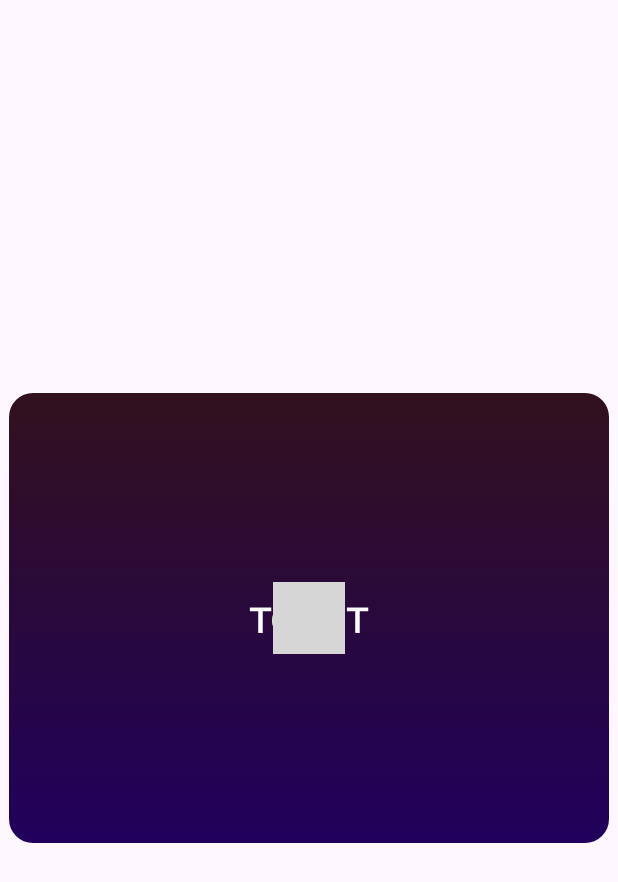
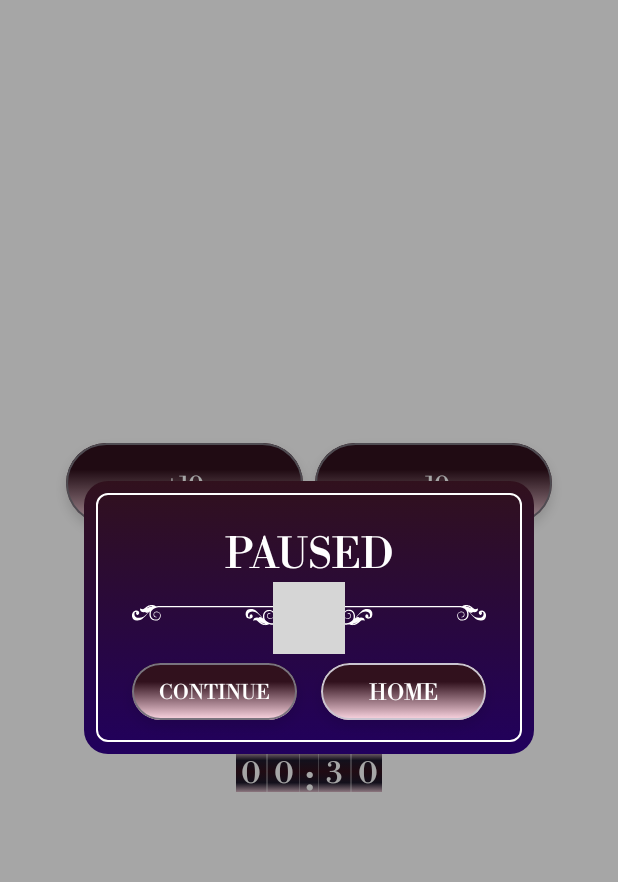
Before and after one commit to bogdan801/RomanConverter, an Android app built with Jetpack Compose: the composable QuizScreen shown on its own in the app's theme, after a tap on "+10", on a phone screen of 412 x 824 dp. Shown: the top 882 px of the screen. Run offline under Robolectric (Android 15) with nearby library versions, the phone set to English and light mode, and no system bars; our stand-ins replace Dagger/Hilt's generated code; libraries missing offline, so code that uses them is left out: com.bogdan801.util_library; 5 statements that could not run were skipped; grey boxes are pictures that could not be loaded.

Commit message:
Finished PauseDialogBox. Refactored blur background feature

```diff
--- a/app/src/main/java/com/bogdan801/romanconverter/presentation/components/Buttons.kt
+++ b/app/src/main/java/com/bogdan801/romanconverter/presentation/components/Buttons.kt
@@ -43,6 +43,7 @@ import androidx.compose.ui.text.TextStyle
 import androidx.compose.ui.text.style.TextAlign
 import androidx.compose.ui.unit.Dp
 import androidx.compose.ui.unit.DpSize
+import androidx.compose.ui.unit.TextUnit
 import androidx.compose.ui.unit.dp
 import androidx.compose.ui.unit.sp
 import com.bogdan801.romanconverter.presentation.theme.actionButtonGradientBrush
@@ -210,38 +211,57 @@ fun ActionButton(
     size: DpSize = DpSize(158.dp, 54.dp),
     label: String = "",
     textStyle: TextStyle = MaterialTheme.typography.bodyLarge,
+    useAutoSizeLabel: Boolean = true,
+    maxTextSize: TextUnit = textStyle.fontSize,
+    minTextSize: TextUnit = 12.sp,
+    borderColor: Color = MaterialTheme.colorScheme.outline,
+    shadowColor: Color = Color.Black.copy(alpha = 0.15f),
+    shadowBlurRadius: Dp = 6.dp,
+    shadowYOffset: Dp = 4.dp,
     onClick: () -> Unit = {}
 ) {
     Surface(
         modifier = modifier
             .size(size)
             .shadowCustom(
-                color = Color.Black.copy(alpha = 0.15f),
-                blurRadius = 6.dp,
+                color = shadowColor,
+                blurRadius = shadowBlurRadius,
                 shapeRadius = 40.dp,
-                offsetY = 4.dp
+                offsetY = shadowYOffset
             )
             .clip(RoundedCornerShape(40.dp))
             .background(brush = actionButtonGradientBrush())
             .clickable(onClick = onClick),
         shape = RoundedCornerShape(40.dp),
-        border = BorderStroke(1.dp, MaterialTheme.colorScheme.outline),
+        border = BorderStroke(1.dp, borderColor),
         color = Color.Transparent
     ) {
         Box(
             modifier = Modifier.fillMaxSize(),
             contentAlignment = Alignment.Center
         ){
+            if(useAutoSizeLabel){
                 AutoSizeText(
                     modifier = Modifier
                         .offset(y = 1.dp)
                         .padding(horizontal = 18.dp),
                     text = label,
-                maxTextSize = 16.sp,
-                minTextSize = 12.sp,
+                    maxTextSize = maxTextSize,
+                    minTextSize = minTextSize,
+                    style = textStyle,
+                    color = MaterialTheme.colorScheme.onTertiary
+                )
+            }
+            else {
+                Text(
+                    modifier = Modifier
+                        .offset(y = 1.dp)
+                        .padding(horizontal = 18.dp),
+                    text = label,
                     style = textStyle,
                     color = MaterialTheme.colorScheme.onTertiary
                 )
             }
         }
     }
+}
--- a/app/src/main/java/com/bogdan801/romanconverter/presentation/components/DialogBox.kt
+++ b/app/src/main/java/com/bogdan801/romanconverter/presentation/components/DialogBox.kt
@@ -1,18 +1,37 @@
 package com.bogdan801.romanconverter.presentation.components
 
+import androidx.compose.foundation.BorderStroke
 import androidx.compose.foundation.background
 import androidx.compose.foundation.layout.Box
-import androidx.compose.foundation.layout.BoxScope
+import androidx.compose.foundation.layout.Column
+import androidx.compose.foundation.layout.ColumnScope
+import androidx.compose.foundation.layout.Row
+import androidx.compose.foundation.layout.Spacer
+import androidx.compose.foundation.layout.fillMaxSize
+import androidx.compose.foundation.layout.height
+import androidx.compose.foundation.layout.padding
+import androidx.compose.foundation.layout.size
+import androidx.compose.foundation.layout.width
 import androidx.compose.foundation.shape.RoundedCornerShape
+import androidx.compose.material3.Icon
+import androidx.compose.material3.MaterialTheme
+import androidx.compose.material3.Surface
+import androidx.compose.material3.Text
 import androidx.compose.runtime.Composable
+import androidx.compose.runtime.LaunchedEffect
 import androidx.compose.ui.Alignment
 import androidx.compose.ui.Modifier
 import androidx.compose.ui.draw.clip
+import androidx.compose.ui.graphics.Color
 import androidx.compose.ui.platform.LocalView
+import androidx.compose.ui.res.painterResource
+import androidx.compose.ui.unit.DpSize
 import androidx.compose.ui.unit.dp
+import androidx.compose.ui.unit.sp
 import androidx.compose.ui.window.Dialog
 import androidx.compose.ui.window.DialogProperties
 import androidx.compose.ui.window.DialogWindowProvider
+import com.bogdan801.romanconverter.R
 import com.bogdan801.romanconverter.presentation.theme.dialogBoxGradientBrush
 
 @Composable
@@ -20,23 +39,38 @@ fun BaseDialogBox(
     modifier: Modifier = Modifier,
     show: Boolean = false,
     onDismiss: () -> Unit = {},
-    content: @Composable BoxScope.() -> Unit = {}
+    scrimOpacity: Float = 0.35f,
+    usePlatformDefaultWidth: Boolean = false,
+    content: @Composable ColumnScope.() -> Unit = {}
 ) {
     if(show){
         Dialog(
             properties = DialogProperties(
-                usePlatformDefaultWidth = false
+                usePlatformDefaultWidth = usePlatformDefaultWidth
             ),
             onDismissRequest = onDismiss
         ) {
-            (LocalView.current.parent as DialogWindowProvider).window.setDimAmount(0.0f)
+            (LocalView.current.parent as DialogWindowProvider).window.setDimAmount(scrimOpacity)
             Box(
                 modifier = modifier
                     .clip(RoundedCornerShape(16.dp))
-                    .background(dialogBoxGradientBrush()),
-                contentAlignment = Alignment.Center
+                    .background(dialogBoxGradientBrush())
             ){
-                content(this)
+                Surface(
+                    modifier = Modifier
+                        .fillMaxSize()
+                        .padding(8.dp),
+                    shape = RoundedCornerShape(8.dp),
+                    border = BorderStroke(1.dp, MaterialTheme.colorScheme.onTertiary),
+                    color = Color.Transparent
+                ){
+                    Column(
+                        modifier = Modifier.fillMaxSize(),
+                        horizontalAlignment = Alignment.CenterHorizontally
+                    ){
+                        content(this)
+                    }
+                }
             }
         }
     }
@@ -44,7 +78,54 @@ fun BaseDialogBox(
 
 @Composable
 fun PauseDialogBox(
-    modifier: Modifier
+    modifier: Modifier,
+    show: Boolean = false,
+    onVisibilityChanged: (Boolean) -> Unit = {},
+    onDismiss: () -> Unit = {},
+    onContinueClick: () -> Unit = {},
+    onHomeClick: () -> Unit = {}
 ) {
-
+    LaunchedEffect(key1 = show) {
+        onVisibilityChanged(show)
+    }
+    BaseDialogBox(
+        modifier = modifier.size(300.dp, 182.dp),
+        show = show,
+        onDismiss = onDismiss,
+        usePlatformDefaultWidth = true
+    ){
+        Spacer(modifier = Modifier.height(24.dp))
+        Text(
+            text = "PAUSED",
+            style = MaterialTheme.typography.titleLarge,
+            color = MaterialTheme.colorScheme.onTertiary
+        )
+        Spacer(modifier = Modifier.height(15.dp))
+        Icon(
+            painter = painterResource(id = R.drawable.ornament_dialog_box),
+            contentDescription = "",
+            tint = MaterialTheme.colorScheme.onTertiary
+        )
+        Spacer(modifier = Modifier.height(17.dp))
+        Row {
+            ActionButton(
+                size = DpSize(110.dp, 38.dp),
+                label = "CONTINUE",
+                maxTextSize = 17.sp,
+                textStyle = MaterialTheme.typography.bodyMedium,
+                shadowColor = Color.Black.copy(alpha = 0.1f),
+                onClick = onContinueClick
+            )
+            Spacer(modifier = Modifier.width(16.dp))
+            ActionButton(
+                size = DpSize(110.dp, 38.dp),
+                label = "HOME",
+                maxTextSize = 15.sp,
+                textStyle = MaterialTheme.typography.bodyMedium,
+                borderColor = MaterialTheme.colorScheme.outlineVariant,
+                shadowColor = Color.Black.copy(alpha = 0.1f),
+                onClick = onHomeClick
+            )
+        }
+    }
 }
--- a/app/src/main/java/com/bogdan801/romanconverter/presentation/screens/home/HomeScreen.kt
+++ b/app/src/main/java/com/bogdan801/romanconverter/presentation/screens/home/HomeScreen.kt
@@ -281,24 +281,12 @@ fun HomeScreen(
                 )
             }
 
-
-            var showBlur by remember { mutableStateOf(false) }
-            LaunchedEffect(key1 = screenState.shouldBlur) {
-                showBlur = screenState.shouldBlur
-            }
+            //blur when needed
             if(screenState.shouldBlur){
-                Box(modifier = Modifier
-                    .fillMaxSize()
-                    .background(Color.Black.copy(alpha = 0.35f))
-                ){
-                    if(showBlur){
-                        Cloudy(radius = 25) {
-                            Box(modifier = Modifier.fillMaxSize())
-                        }
-                    }
+                Cloudy(radius = 25) {
+                    Box(modifier = Modifier.fillMaxSize())
                 }
             }
-
         }
     }
 }
--- a/app/src/main/java/com/bogdan801/romanconverter/presentation/screens/quiz/QuizScreen.kt
+++ b/app/src/main/java/com/bogdan801/romanconverter/presentation/screens/quiz/QuizScreen.kt
@@ -8,8 +8,6 @@ import androidx.compose.foundation.layout.fillMaxSize
 import androidx.compose.foundation.layout.height
 import androidx.compose.foundation.layout.size
 import androidx.compose.foundation.layout.width
-import androidx.compose.material3.MaterialTheme
-import androidx.compose.material3.Text
 import androidx.compose.runtime.Composable
 import androidx.compose.runtime.LaunchedEffect
 import androidx.compose.runtime.getValue
@@ -24,7 +22,7 @@ import androidx.hilt.navigation.compose.hiltViewModel
 import androidx.lifecycle.compose.collectAsStateWithLifecycle
 import androidx.navigation.NavHostController
 import com.bogdan801.romanconverter.presentation.components.ActionButton
-import com.bogdan801.romanconverter.presentation.components.BaseDialogBox
+import com.bogdan801.romanconverter.presentation.components.PauseDialogBox
 import com.bogdan801.romanconverter.presentation.components.TimeCounter
 import com.bogdan801.romanconverter.presentation.screens.home.HomeViewModel
 import kotlinx.coroutines.delay
@@ -63,7 +61,6 @@ fun QuizScreen(
                 onClick = {
                     value += 10
                     show = !show
-                    homeViewModel.blurBackground(true)
                 }
             )
             Spacer(modifier = Modifier.width(8.dp))
@@ -87,16 +84,19 @@ fun QuizScreen(
             modifier = Modifier.size(100.dp, 30.dp),
             value = value
         )
-        BaseDialogBox(
-            modifier = Modifier.size(400.dp, 300.dp),
+
+        PauseDialogBox(
+            modifier = Modifier,
             show = show,
+            onVisibilityChanged = { isVisible ->
+                homeViewModel.blurBackground(isVisible)
+            },
             onDismiss = {
                 show = false
-                homeViewModel.blurBackground(false)
-            }
-        ){
-            Text(text = "текст", style = MaterialTheme.typography.displaySmall, color = MaterialTheme.colorScheme.onTertiary)
-        }
+            },
+            onContinueClick = {},
+            onHomeClick = {}
+        )
 
 
 
--- a/app/src/main/java/com/bogdan801/romanconverter/presentation/theme/Theme.kt
+++ b/app/src/main/java/com/bogdan801/romanconverter/presentation/theme/Theme.kt
@@ -51,7 +51,7 @@ private val LightColorScheme = lightColorScheme(
     error = red,
     background = Color.White,
     outline = gold800,
-    outlineVariant = Color.Black,
+    outlineVariant = gray850,
     scrim = Color.Black.copy(0.08f),
     surfaceBright = Color.White.copy(alpha = 0.6f)
 )
--- a/app/src/main/java/com/bogdan801/romanconverter/presentation/theme/Type.kt
+++ b/app/src/main/java/com/bogdan801/romanconverter/presentation/theme/Type.kt
@@ -38,7 +38,7 @@ val Typography = Typography(
     titleLarge = TextStyle(
         fontFamily = libreBodoniFontFamily,
         fontWeight = FontWeight.Normal,
-        fontSize = 24.sp
+        fontSize = 28.sp
     ),
     titleMedium = TextStyle(
         fontFamily = libreBodoniFontFamily,
```
Lines whose indentation alone changed are shown as unchanged.
